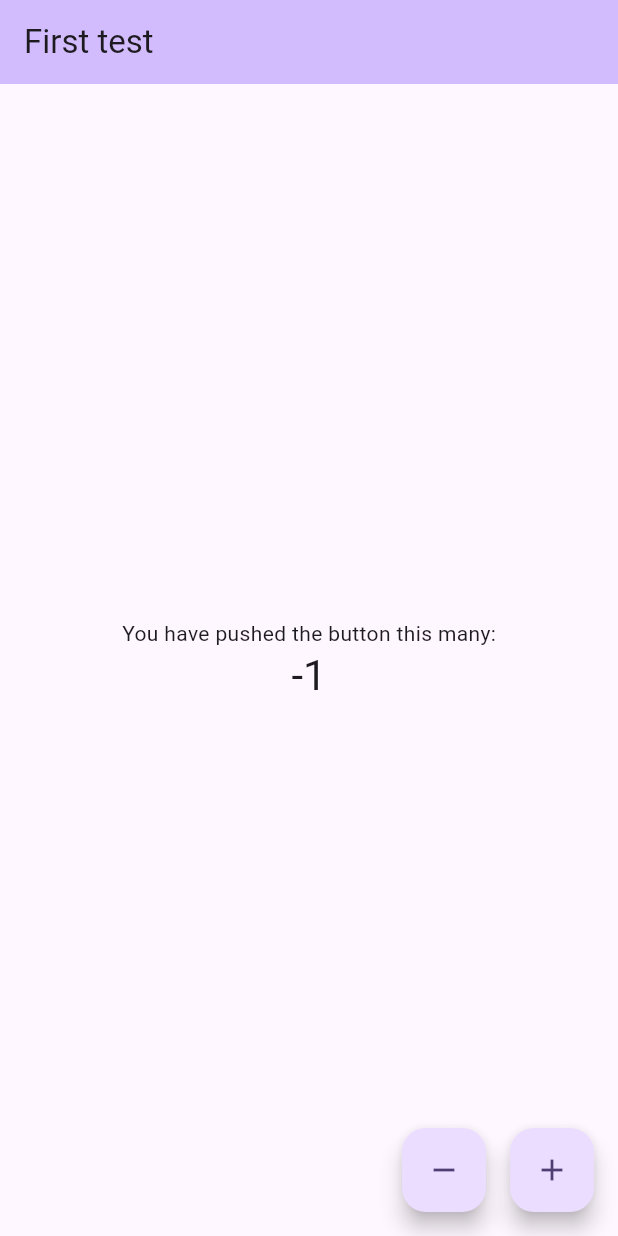
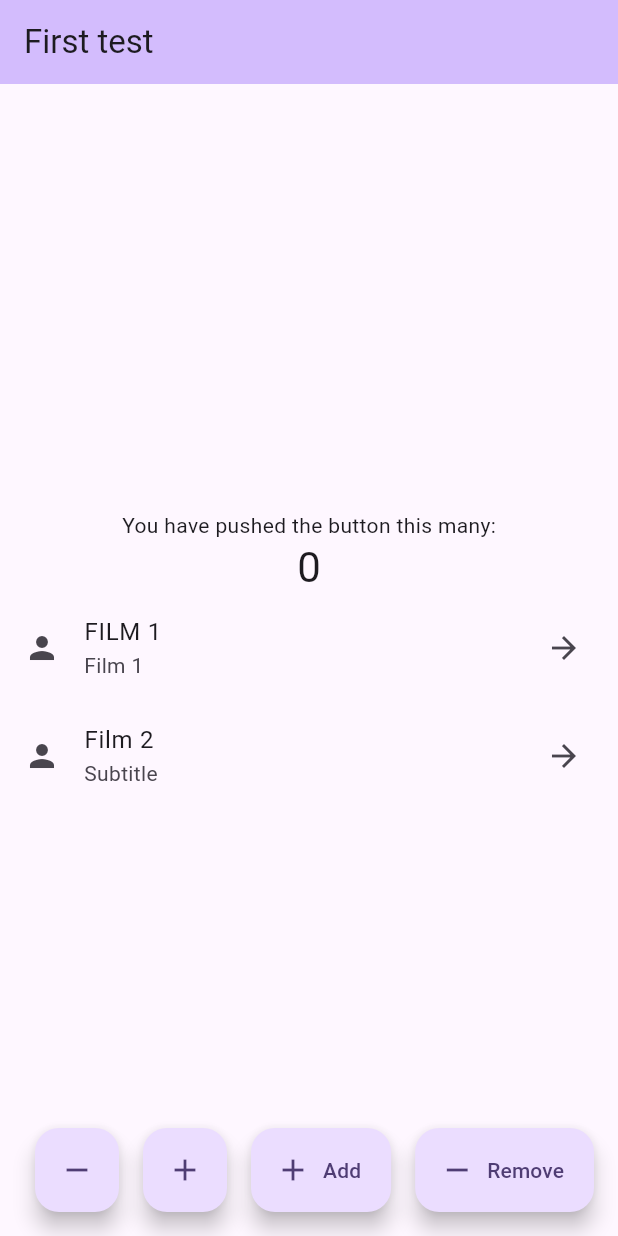
Before and after one commit to 4LuckMi/first-build-flutter, a Flutter app: the screen it shows after launch, after a tap on the "remove" icon, on a phone screen of 412 x 824 dp. Run offline on Flutter 3.47's test engine with Material 3 defaults, Android fonts, the phone set to English and light mode, and no system bars.

Commit message:
[update] add more button and listview

```diff
--- a/belajar_flutter/lib/main.dart
+++ b/belajar_flutter/lib/main.dart
@@ -70,6 +70,9 @@ class _MyHomePageState extends State<MyHomePage> {
   void _decrementCounter() {
     setState(() {
       _counter--;
+      if (_counter < 0) {
+        _counter = 0;
+      }
     });
   }
 
@@ -115,10 +118,25 @@ class _MyHomePageState extends State<MyHomePage> {
               '$_counter',
               style: Theme.of(context).textTheme.headlineMedium,
             ),
+            ListTile(
+              title: const Text('FILM 1'),
+              subtitle: const Text('Film 1'),
+              leading: const Icon(Icons.person),
+              trailing: const Icon(Icons.arrow_forward),
+            ),
+            ListTile(
+              title: const Text('Film 2'),
+              subtitle: const Text('Subtitle'),
+              leading: const Icon(Icons.person),
+              trailing: const Icon(Icons.arrow_forward),
+            ),
           ],
         ),
       ),
-      floatingActionButton: Row(
+      floatingActionButton: Column(
+        mainAxisSize: MainAxisSize.min,
+        children: [
+          Row(
             mainAxisSize: MainAxisSize.min,
             children: [
               FloatingActionButton(
@@ -132,6 +150,20 @@ class _MyHomePageState extends State<MyHomePage> {
                 tooltip: 'Increment',
                 child: const Icon(Icons.add),
               ),
+              const SizedBox(width: 16),
+              FloatingActionButton.extended(
+                onPressed: _incrementCounter,
+                label: const Text('Add'),
+                icon: const Icon(Icons.add),
+              ),
+              const SizedBox(width: 16),
+              FloatingActionButton.extended(
+                onPressed: _decrementCounter,
+                label: const Text('Remove'),
+                icon: const Icon(Icons.remove),
+              ),
+            ],
+          ),
         ],
       ),
     );
```
Lines whose indentation alone changed are shown as unchanged.
